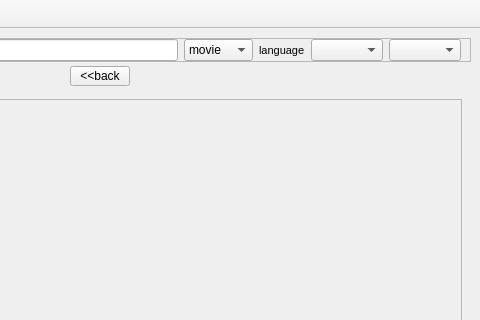
The window that weboob/applications/qcookboob/ui/main_window.ui (laurentb/weboob) describes before a commit, drawn with Qt 5; both pictures show x 268 to 748 and y 0 to 320 of the 748 by 463 pixel window.
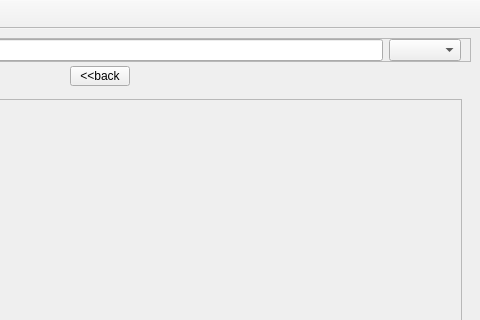
The same window after the commit. The open tabs and pages were chosen to show the change.

Diff of the .ui file:
```diff
--- a/weboob/applications/qcookboob/ui/main_window.ui
+++ b/weboob/applications/qcookboob/ui/main_window.ui
@@ -43,45 +43,6 @@
        <item>
         <widget class="QLineEdit" name="searchEdit"/>
        </item>
-       <item>
-        <widget class="QComboBox" name="typeCombo">
-         <item>
-          <property name="text">
-           <string>movie</string>
-          </property>
-         </item>
-         <item>
-          <property name="text">
-           <string>person</string>
-          </property>
-         </item>
-         <item>
-          <property name="text">
-           <string>torrent</string>
-          </property>
-         </item>
-         <item>
-          <property name="text">
-           <string>subtitle</string>
-          </property>
-         </item>
-        </widget>
-       </item>
-       <item>
-        <widget class="QLabel" name="langLabel">
-         <property name="font">
-          <font>
-           <pointsize>8</pointsize>
-          </font>
-         </property>
-         <property name="text">
-          <string>language</string>
-         </property>
-        </widget>
-       </item>
-       <item>
-        <widget class="QComboBox" name="langCombo"/>
-       </item>
        <item>
         <widget class="QComboBox" name="backendEdit"/>
        </item>
```
Left out of the diff: 4 changed lines with no effect on the pictures.
